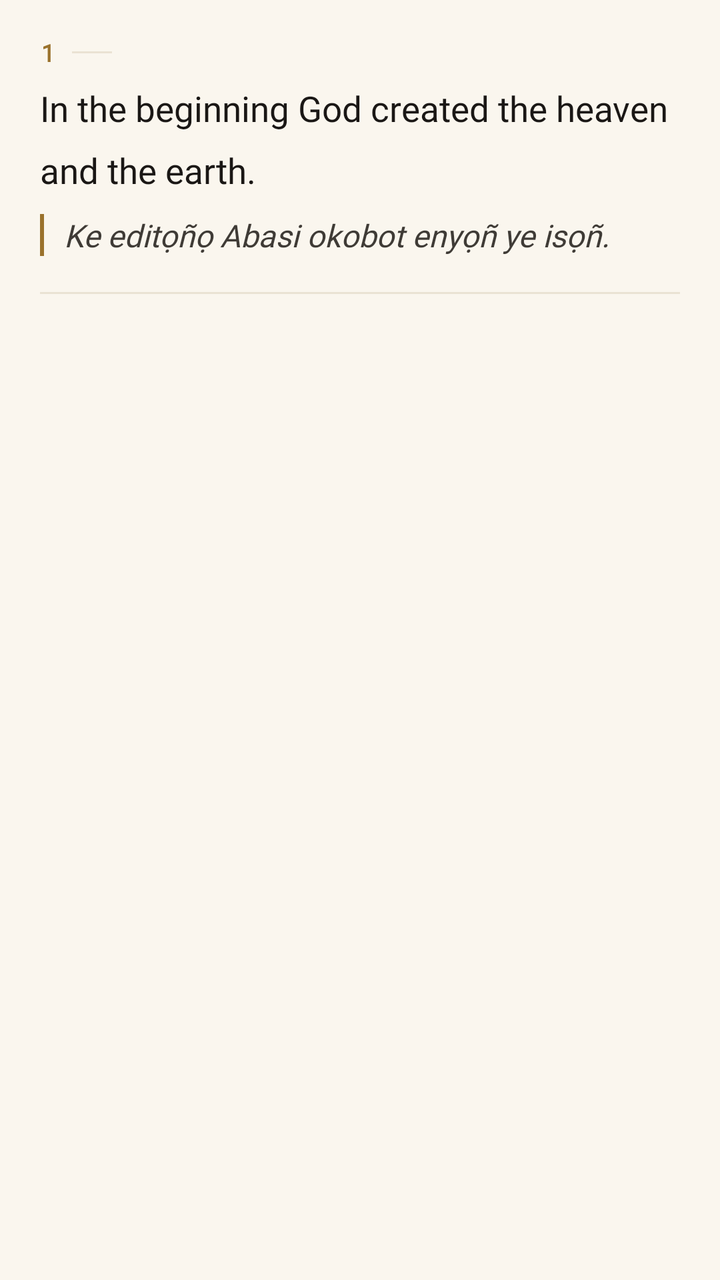
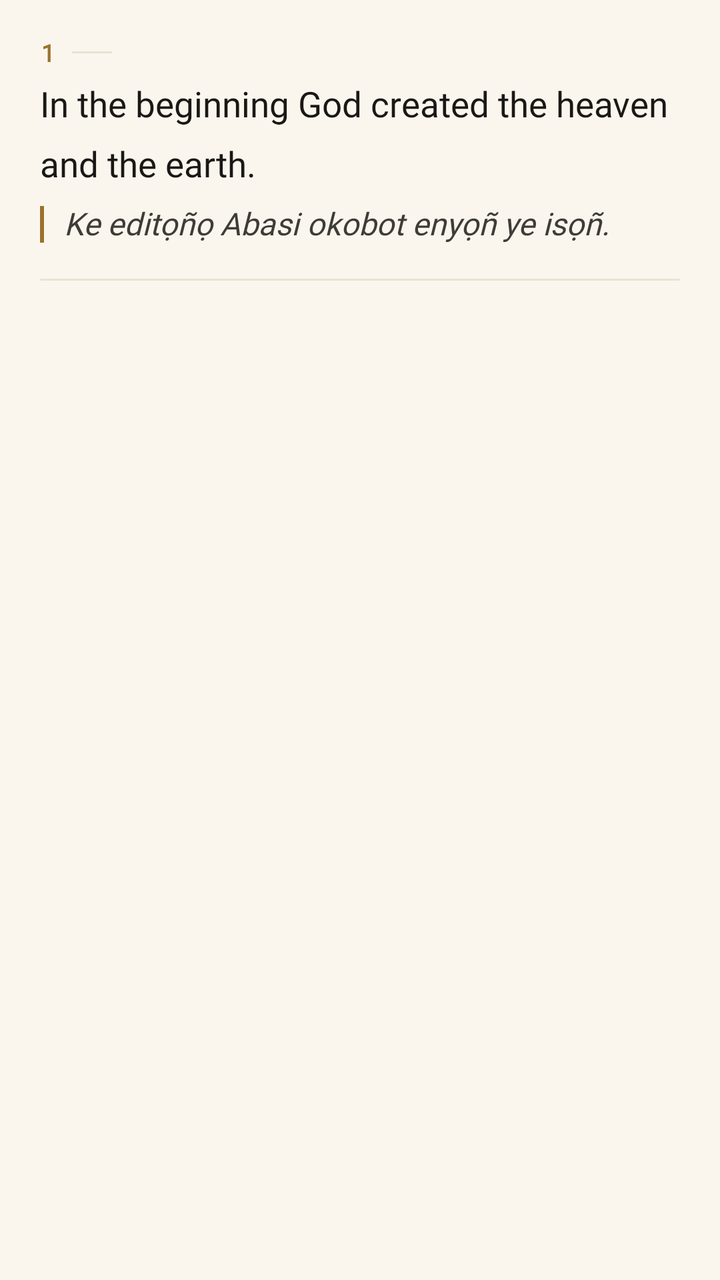

Before-and-after screenshots of an Android layout around one commit, followed by the original layout XML and the change that was made.
<!-- AndroidManifest.xml: application theme AppTheme -->
<!-- res/layout/verse_row.xml -->
<?xml version="1.0" encoding="utf-8"?>
<LinearLayout
	xmlns:android="http://schemas.android.com/apk/res/android"
	xmlns:app="http://schemas.android.com/apk/res-auto"
	xmlns:tools="http://schemas.android.com/tools"
	android:layout_width="match_parent"
	android:layout_height="wrap_content"
	android:orientation="vertical"
	android:background="?android:attr/selectableItemBackground"
	android:paddingHorizontal="20dp"
	android:paddingTop="18dp"
	android:paddingBottom="4dp">

	
	<LinearLayout
		android:layout_width="match_parent"
		android:layout_height="wrap_content"
		android:orientation="horizontal"
		android:gravity="center_vertical">

		<TextView
			android:id="@+id/tv_verse_num"
			android:focusable="false"
			android:layout_width="wrap_content"
			android:layout_height="wrap_content"
			android:fontFamily="@font/jetbrains_mono"
			android:text="1"
			android:textColor="@color/colorAntiqueGold"
			android:textSize="12sp"
			android:textStyle="bold"
			android:letterSpacing="0.1" />

		<View
			android:layout_width="20dp"
			android:layout_height="1dp"
			android:layout_marginStart="8dp"
			android:background="@color/colorCardBorder" />

		<View
			android:layout_width="0dp"
			android:layout_height="1dp"
			android:layout_weight="1" />

		<ImageView
			android:id="@+id/iv_verse_bookmark"
			android:layout_width="16dp"
			android:layout_height="16dp"
			android:src="@drawable/ic_bookmark_filled"
			app:tint="@color/colorAntiqueGold"
			android:contentDescription="Bookmarked Verse"
			android:visibility="gone" />
	</LinearLayout>

	
	<TextView
		android:id="@+id/tv_primary"
		android:focusable="false"
		android:layout_width="match_parent"
		android:layout_height="wrap_content"
		android:layout_marginTop="8dp"
		android:fontFamily="@font/crimson_pro"
		android:text="In the beginning God created the heaven and the earth."
		android:textColor="@color/colorTextPrimary"
		android:textSize="17.5sp"
		android:lineSpacingMultiplier="1.45" />

	
	<TextView
		android:id="@+id/tv_secondary"
		android:focusable="false"
		android:layout_width="match_parent"
		android:layout_height="wrap_content"
		android:layout_marginTop="10dp"
		android:background="@drawable/bg_english_verse_border"
		android:paddingStart="12dp"
		android:paddingEnd="4dp"
		android:fontFamily="@font/crimson_pro"
		android:textStyle="italic"
		android:text="Ke editọñọ Abasi okobot enyọñ ye isọñ."
		android:textColor="@color/colorEnglishScripture"
		android:textSize="15.5sp"
		android:lineSpacingMultiplier="1.4" />

	
	<View
		android:layout_width="match_parent"
		android:layout_height="1dp"
		android:layout_marginTop="18dp"
		android:background="@color/colorCardBorder" />
</LinearLayout>
<!-- resources referenced by this layout -->
<resources>
  <color name="colorAntiqueGold">#9A722C</color>
  <color name="colorCardBorder">#EAE2D3</color>
  <color name="colorEnglishScripture">#3F3B36</color>
  <color name="colorTextPrimary">#1A1715</color>
  <!-- drawable bg_english_verse_border (drawable) -->
  <?xml version="1.0" encoding="utf-8"?>
  <layer-list xmlns:android="http://schemas.android.com/apk/res/android">
  	<item android:gravity="start">
  		<shape android:shape="rectangle">
  			<solid android:color="@color/colorAntiqueGold" />
  			<size android:width="2dp" />
  		</shape>
  	</item>
  </layer-list>
  <!-- drawable ic_bookmark_filled (drawable) -->
  <vector xmlns:android="http://schemas.android.com/apk/res/android"
      android:width="24dp"
      android:height="24dp"
      android:viewportWidth="24"
      android:viewportHeight="24">
      <path
          android:fillColor="@color/colorAntiqueGold"
          android:pathData="M17,3H7c-1.1,0 -2,0.9 -2,2v16l7,-3 7,3V5c0,-1.1 -0.9,-2 -2,-2z"/>
  </vector>
  <style name="AppTheme" parent="Theme.MaterialComponents.DayNight.NoActionBar">
          <item name="colorPrimary">@color/colorPrimary</item>
          <item name="colorPrimaryDark">@color/colorPrimaryDark</item>
          <item name="colorAccent">@color/colorAccent</item>
          <item name="colorSurface">@color/colorSurface</item>
          <item name="colorOnPrimary">@android:color/white</item>
          <item name="android:windowBackground">@color/colorBackground</item>
          <item name="android:statusBarColor">@android:color/transparent</item>
          <item name="android:navigationBarColor">@android:color/transparent</item>
          <item name="android:windowLightStatusBar" tools:targetApi="m">true</item>
          <item name="android:windowLightNavigationBar" tools:targetApi="o_mr1">true</item>
          <item name="android:windowLayoutInDisplayCutoutMode" tools:targetApi="p">shortEdges</item>
          <item name="colorControlHighlight">@color/colorControlHighlight</item>
          <item name="colorControlNormal">@color/colorControlNormal</item>
          <item name="android:textColor">@color/colorTextPrimary</item>
      </style>
  <color name="colorPrimary">#1A1715</color>
  <color name="colorPrimaryDark">#0D1524</color>
  <color name="colorAccent">#9A722C</color>
  <color name="colorSurface">#FFFDF9</color>
  <color name="colorBackground">#FAF6EE</color>
  <color name="colorControlHighlight">#EAE2D3</color>
  <color name="colorControlNormal">#787167</color>
</resources>

<!-- the commit's change to res/layout/verse_row.xml (unified diff, before → after) -->
@@ -58,6 +58,7 @@
 		android:layout_width="match_parent"
 		android:layout_height="wrap_content"
 		android:layout_marginTop="8dp"
+		android:includeFontPadding="false"
 		android:fontFamily="@font/crimson_pro"
 		android:text="In the beginning God created the heaven and the earth."
 		android:textColor="@color/colorTextPrimary"
@@ -71,6 +72,7 @@
 		android:layout_width="match_parent"
 		android:layout_height="wrap_content"
 		android:layout_marginTop="10dp"
+		android:includeFontPadding="false"
 		android:background="@drawable/bg_english_verse_border"
 		android:paddingStart="12dp"
 		android:paddingEnd="4dp"
